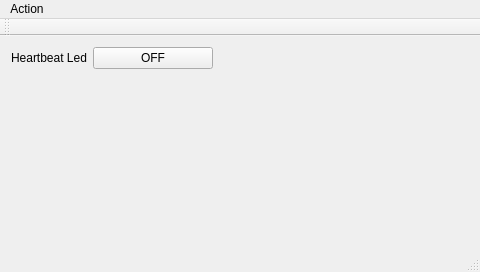
Before: the Qt Designer form mainwindow.ui in scottellis/sample-qt, drawn with Qt 5.
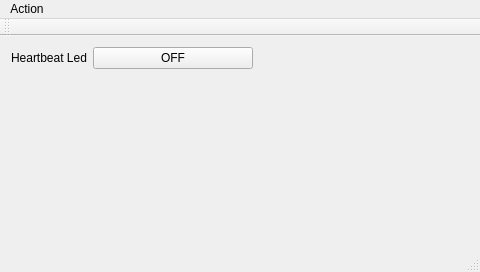
After: the same form once the commit is applied.

Commit message: Make button bigger

```diff
--- a/mainwindow.ui
+++ b/mainwindow.ui
@@ -26,8 +26,8 @@
      <widget class="QPushButton" name="hbButton">
       <property name="maximumSize">
        <size>
-        <width>120</width>
-        <height>27</height>
+        <width>160</width>
+        <height>36</height>
        </size>
       </property>
       <property name="text">
```
